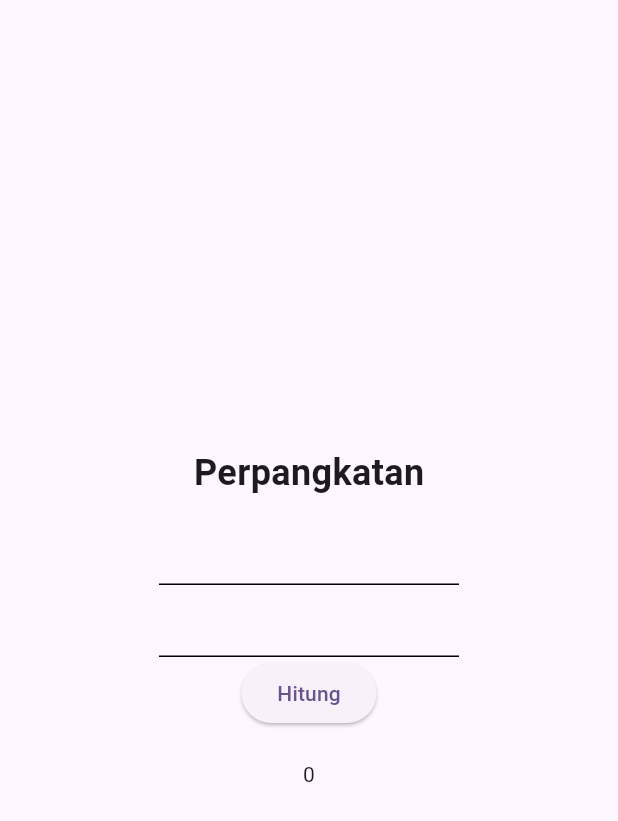
After one commit to Wolongok/Multi_Kalkulator, a Flutter app: the pangkatPage screen opened directly, on a phone screen of 412 x 824 dp. The commit adds this screen. Shown: the top 821 px of the screen. Run offline on Flutter 3.47's test engine with Material 3 defaults, Android fonts, the light colour scheme and no system bars.

Commit message:
Feat : [KN] perpangkatan

```diff
--- a/lib/componentPage/adapterList.dart
+++ b/lib/componentPage/adapterList.dart
@@ -16,7 +16,7 @@ class AdapterList extends StatelessWidget {
       margin: const EdgeInsets.symmetric(horizontal: 10, vertical: 6),
       child: ListTile(
         contentPadding: const EdgeInsets.symmetric(horizontal: 20, vertical: 10),
-        leading: Container(
+        leading: SizedBox(
           width: 75,
           height: 60,
           child: Image.asset(
--- a/lib/componentPage/adapterListRuang.dart
+++ b/lib/componentPage/adapterListRuang.dart
@@ -18,7 +18,7 @@ class Adapterlistruang extends StatelessWidget {
       margin: const EdgeInsets.symmetric(horizontal: 10, vertical: 6),
       child: ListTile(
         contentPadding: const EdgeInsets.symmetric(horizontal: 20, vertical: 10),
-        leading: Container(
+        leading: SizedBox(
           width: 75,
           height: 60,
           child: Image.asset(
--- a/lib/componentPage/mainAdapterList.dart
+++ b/lib/componentPage/mainAdapterList.dart
@@ -17,7 +17,7 @@ class Mainadapterlist extends StatelessWidget {
       margin: const EdgeInsets.symmetric(horizontal: 10, vertical: 6),
       child: ListTile(
         contentPadding: const EdgeInsets.symmetric(horizontal: 20, vertical: 10),
-        leading: Container(
+        leading: SizedBox(
           width: 60,
           height: 60,
           child: Image.asset(
@@ -39,13 +39,13 @@ class Mainadapterlist extends StatelessWidget {
           if(modelType.name == "Bangun Datar"){
             Navigator.push(
               context,
-              MaterialPageRoute(builder: (context) => CustomListViewDatar()),
+              MaterialPageRoute(builder: (context) => const CustomListViewDatar()),
             );
           }
           else if(modelType.name == "Bangun Ruang"){
             Navigator.push(
               context,
-              MaterialPageRoute(builder: (context) => CustomListViewRuang()),
+              MaterialPageRoute(builder: (context) => const CustomListViewRuang()),
             );
           }
         },
--- a/lib/main.dart
+++ b/lib/main.dart
@@ -15,7 +15,7 @@ void main() {
           ChangeNotifierProvider(create: (_) => TypeProvider()),
           ChangeNotifierProvider(create: (_) => ItemProviderRuang()),
         ],
-        child: MyApp(),
+        child: const MyApp(),
       ),
       );
 }
--- /dev/null
+++ b/lib/pages/pangkat.dart
@@ -0,0 +1,92 @@
+// ignore_for_file: prefer_const_literals_to_create_immutables, prefer_const_constructors
+import 'package:flutter/material.dart';
+import 'package:kalkulator_flutter/providers/value_provider.dart';
+import 'package:provider/provider.dart';
+import '../providers/item_provider.dart';
+import 'package:flutter/services.dart';
+import 'dart:math';
+
+class pangkatPage extends StatefulWidget {
+  const pangkatPage({super.key});
+
+  @override
+  State<pangkatPage> createState() => pangkatPageState();
+}
+
+class pangkatPageState extends State<pangkatPage> {
+  final TextEditingController inputSatu = TextEditingController();
+  final TextEditingController inputDua = TextEditingController();
+
+  @override
+  Widget build(BuildContext context) {
+
+    final valueProvider = context.read<ValueProvider>();
+
+    return Scaffold(
+      body: Center(
+        child: Column(
+          mainAxisAlignment: MainAxisAlignment.center,
+          children: [
+            Spacer(),
+            Text(
+              "Perpangkatan",
+              style: TextStyle(fontSize: 24, fontWeight: FontWeight.bold),
+            ),
+            SizedBox(height: 10),
+            Container(
+              width: 200,
+              child: (TextField(
+                controller: inputSatu,
+                decoration: const InputDecoration(
+                    enabledBorder: UnderlineInputBorder(
+                        borderSide:
+                            BorderSide(color: Color(0xFF000000), width: 1)),
+                    focusedBorder: UnderlineInputBorder(
+                        borderSide:
+                            BorderSide(color: Color(0xFF777777), width: 1)),
+                    contentPadding:
+                        EdgeInsets.only(top: 5, left: 15, bottom: -12)),
+                keyboardType: TextInputType.numberWithOptions(decimal: true),
+                inputFormatters: <TextInputFormatter>[
+                  FilteringTextInputFormatter.allow(RegExp(r'^\d*\.?\d*$')),
+                ],
+              )),
+            ),
+            Container(
+              width: 200,
+              child: (TextField(
+                controller: inputDua,
+                decoration: const InputDecoration(
+                    enabledBorder: UnderlineInputBorder(
+                        borderSide:
+                            BorderSide(color: Color(0xFF000000), width: 1)),
+                    focusedBorder: UnderlineInputBorder(
+                        borderSide:
+                            BorderSide(color: Color(0xFF777777), width: 1)),
+                    contentPadding:
+                        EdgeInsets.only(top: 5, left: 15, bottom: -12)),
+                keyboardType: TextInputType.numberWithOptions(decimal: true),
+                inputFormatters: <TextInputFormatter>[
+                  FilteringTextInputFormatter.allow(RegExp(r'^\d*\.?\d*$')),
+                ],
+              )),
+            ),
+            ElevatedButton(
+                onPressed: () {
+                  valueProvider.calPangkat(
+                        double.parse(inputSatu.text),
+                        double.parse(inputDua.text),
+                      );
+                },
+                child: Text("Hitung")),
+            SizedBox(
+              height: 20,
+            ),
+            Text(context.watch<ValueProvider>().value),
+            Spacer()
+          ],
+        ),
+      ),
+    );
+  }
+}
--- a/lib/providers/value_provider.dart
+++ b/lib/providers/value_provider.dart
@@ -51,4 +51,9 @@ class ValueProvider with ChangeNotifier {
     double totalLuas = luasAlas + luasSelimut;
     changeValue(totalLuas.toString());
   }
+
+  void calPangkat(double numberSatu, double numberDua) {
+    double result = pow(numberSatu, numberDua).toDouble();
+    changeValue(result.toString());
+  }
 }
```
Also changed, not shown: lib/pages/item_detail_page.dart (+14 -12 lines), pubspec.lock.
